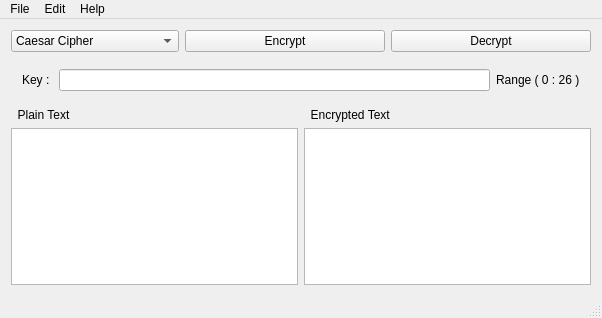
Qt form C++ Qt App/mainwindow.ui (ahmedaboulrous/Encryption-Decryption-Algorithms) before a commit.
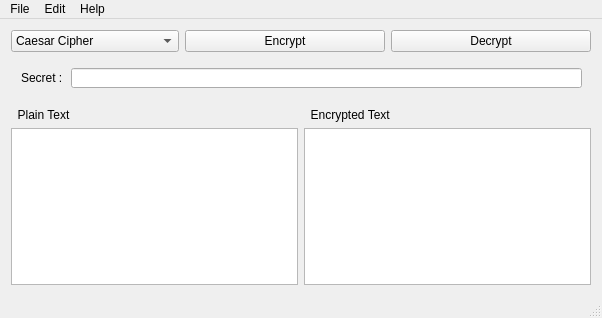
The same form after that commit. The open tabs and pages were chosen to show the change.

Patch:
```diff
--- a/C++ Qt App/mainwindow.ui
+++ b/C++ Qt App/mainwindow.ui
@@ -137,6 +137,31 @@
         </property>
        </widget>
       </widget>
+      <widget class="QWidget" name="page">
+       <widget class="QLabel" name="label_6">
+        <property name="geometry">
+         <rect>
+          <x>10</x>
+          <y>10</y>
+          <width>71</width>
+          <height>20</height>
+         </rect>
+        </property>
+        <property name="text">
+         <string>Secret : </string>
+        </property>
+       </widget>
+       <widget class="QLineEdit" name="lineEdit_DES_key">
+        <property name="geometry">
+         <rect>
+          <x>60</x>
+          <y>10</y>
+          <width>511</width>
+          <height>20</height>
+         </rect>
+        </property>
+       </widget>
+      </widget>
      </widget>
     </item>
     <item>
```
Left out of the diff: 5 changed lines with no effect on the pictures.
